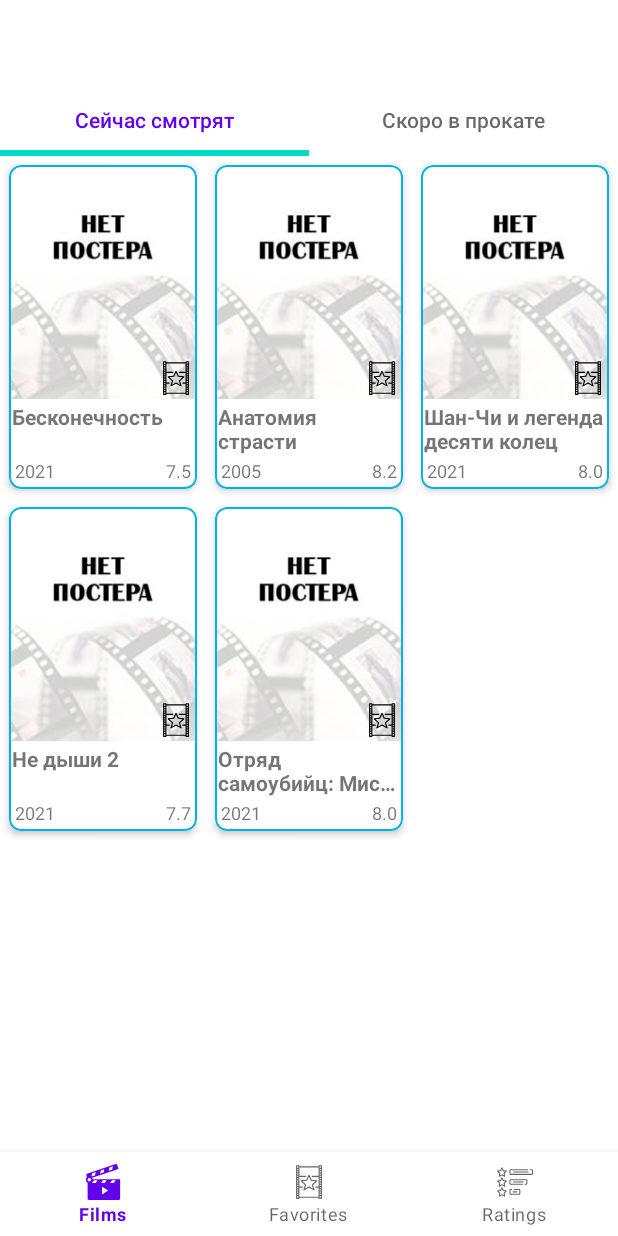
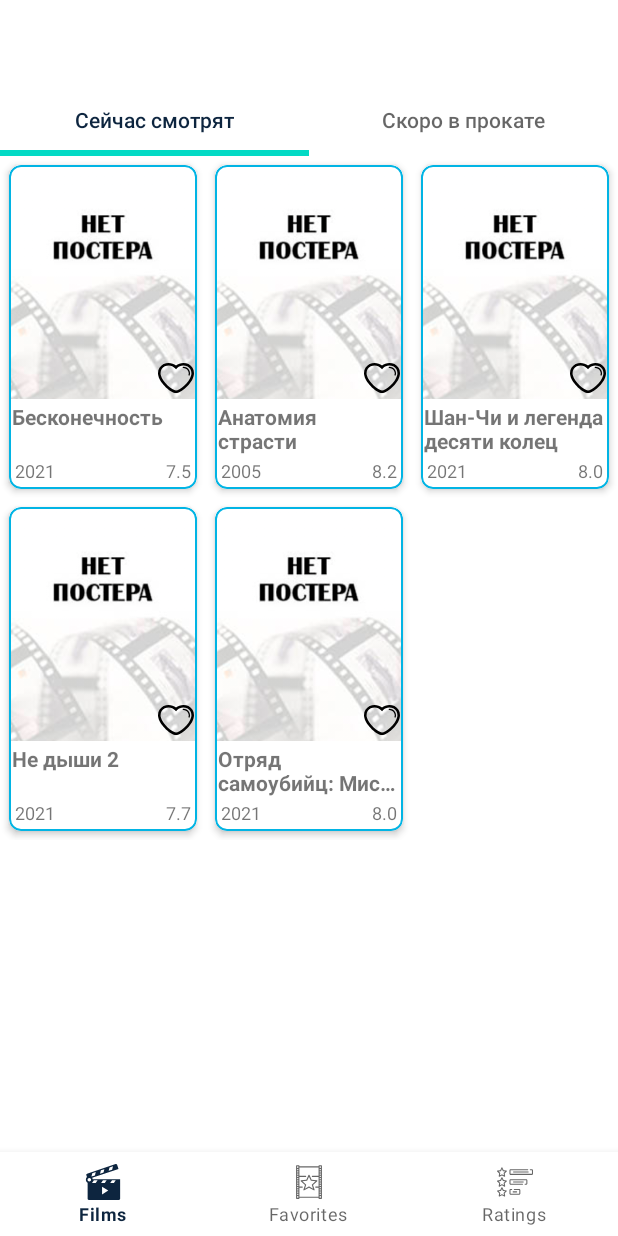
Before and after one commit to ArkHak/KinoFan, an Android app: the screen it shows after launch (MainActivity), on a phone screen of 412 x 824 dp. Run offline under Robolectric (Android 15) with nearby library versions, the phone set to English and light mode, and no system bars; our stand-ins replace navigation-ui.

```diff
--- /dev/null
+++ b/app/src/main/res/drawable/ic_like_off_64.xml
@@ -0,0 +1,9 @@
+<vector xmlns:android="http://schemas.android.com/apk/res/android"
+    android:width="64dp"
+    android:height="64dp"
+    android:viewportWidth="64"
+    android:viewportHeight="64">
+  <path
+      android:pathData="M54.1084,7.327C47.0882,3.5749 37.8289,4.7144 32.0103,9.9498C26.1635,4.7186 16.8894,3.5913 9.8928,7.327C3.7951,10.5601 0,16.7518 0,23.4747C0,25.3996 0.3198,27.3124 0.8856,28.9602C3.8701,41.8786 23.0297,58.8788 32.0103,58.8788C40.9714,58.8788 60.1166,41.8771 63.0497,29.1791C63.6787,27.3105 63.9996,25.4023 63.9996,23.4728C64,16.7518 60.2084,10.5578 54.1084,7.327ZM58.6915,27.9436C55.9145,39.9662 37.8217,54.3458 32.0103,54.3458C25.5429,54.3458 7.9214,39.2817 5.2441,27.7251C4.7659,26.3313 4.536,24.9043 4.536,23.4773C4.536,18.4362 7.4013,13.7772 12.0127,11.3314C14.16,10.1813 16.6027,9.5877 19.0721,9.5877C23.4184,9.5877 27.5097,11.4316 30.3004,14.6544L32.0301,16.6338L33.7338,14.6544C38.0798,9.6109 46.0632,8.1608 51.9972,11.3314C56.6086,13.7772 59.4743,18.4362 59.4743,23.4773C59.4648,24.9016 59.2333,26.329 58.6915,27.9436ZM56.9208,23.4747C56.9208,24.6603 56.7217,25.8519 56.3253,27.0246C56.1635,27.5016 55.7314,27.7834 55.2502,27.7834C55.1295,27.7834 55.0103,27.775 54.8877,27.7335C54.2923,27.5332 53.9793,26.8875 54.1796,26.2959C54.4982,25.3543 54.6692,24.3998 54.6692,23.4747C54.6692,20.0897 52.7469,16.9707 49.6543,15.3416C48.1877,14.5585 46.6005,14.156 44.9344,14.156C44.3005,14.156 43.8074,13.6581 43.8074,13.0291C43.8074,12.3998 44.3005,11.904 44.9344,11.904C46.9679,11.904 48.913,12.3811 50.7169,13.3417C54.5416,15.3683 56.9208,19.2479 56.9208,23.4747Z"
+      android:fillColor="#000000"/>
+</vector>
--- a/app/src/main/res/layout/film_item.xml
+++ b/app/src/main/res/layout/film_item.xml
@@ -27,15 +27,15 @@
             tools:background="@color/black" />
 
         <androidx.appcompat.widget.AppCompatImageView
-            android:layout_width="wrap_content"
-            android:layout_height="wrap_content"
+            android:layout_width="24dp"
+            android:layout_height="24dp"
             android:layout_margin="2dp"
             android:layout_marginBottom="64dp"
             app:layout_constraintBottom_toBottomOf="@id/film_poster"
             app:layout_constraintEnd_toEndOf="parent"
             app:layout_constraintHorizontal_bias="1.0"
             app:layout_constraintStart_toStartOf="parent"
-            app:srcCompat="@drawable/ic_favorites_films_btn_nav_24dp" />
+            app:srcCompat="@drawable/ic_like_off_64" />
 
 
         <TextView
--- a/app/src/main/res/layout/main_activity.xml
+++ b/app/src/main/res/layout/main_activity.xml
@@ -1,7 +1,7 @@
 <?xml version="1.0" encoding="utf-8"?>
 <androidx.constraintlayout.widget.ConstraintLayout xmlns:android="http://schemas.android.com/apk/res/android"
     xmlns:app="http://schemas.android.com/apk/res-auto"
-    android:id="@+id/container"
+    android:id="@+id/main_container"
     android:layout_width="match_parent"
     android:layout_height="match_parent"
     android:paddingTop="?attr/actionBarSize">
--- a/app/src/main/res/values/themes.xml
+++ b/app/src/main/res/values/themes.xml
@@ -2,11 +2,11 @@
     <!-- Base application theme. -->
     <style name="Theme.KinoFan" parent="Theme.MaterialComponents.DayNight.NoActionBar">
         <!-- Primary brand color. -->
-        <item name="colorPrimary">@color/purple_500</item>
+        <item name="colorPrimary">#0d253f</item>
         <item name="colorPrimaryVariant">@color/purple_700</item>
         <item name="colorOnPrimary">@color/white</item>
         <!-- Secondary brand color. -->
-        <item name="colorSecondary">@color/teal_200</item>
+        <item name="colorSecondary">#01b4e4</item>
         <item name="colorSecondaryVariant">@color/teal_700</item>
         <item name="colorOnSecondary">@color/black</item>
         <!-- Status bar color. -->
```
Also changed, not shown: app/src/main/java/com/example/kinofan/ui/view/ReleasedFilmsFragment.kt (+7 -4 lines), app/src/main/res/drawable/ic_like_on_64.xml (added, +22 -0 lines), app/src/main/res/drawable/ic_star_rating_24.xml (added, +14 -0 lines), app/src/main/res/layout/fragment_details_film.xml (+71 -8 lines).
